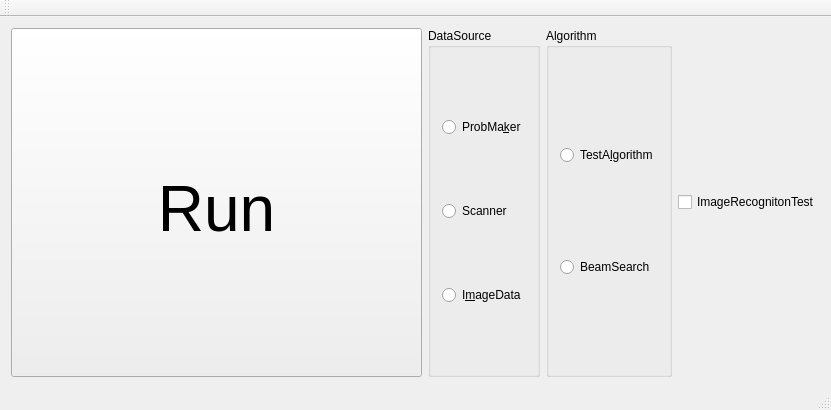
Old version of the form Kunugida/kunugida.ui in the repository tnct-spc/procon2017-comp.
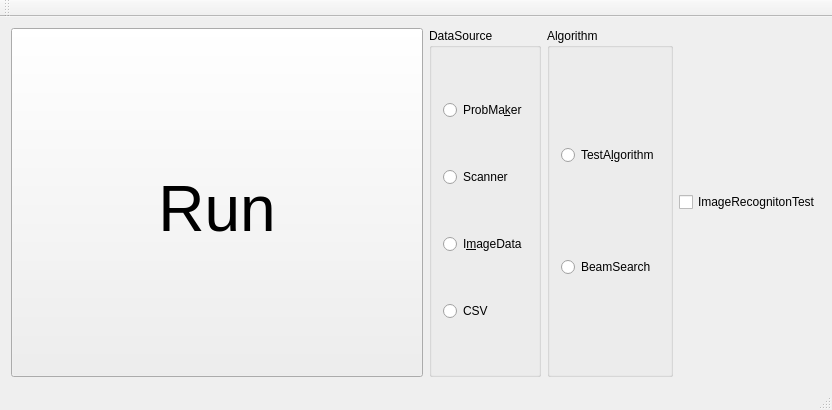
New version of the form.

Commit message: [add]CSVを選択するradiobuttonを配置

Patch:
```diff
--- a/Kunugida/kunugida.ui
+++ b/Kunugida/kunugida.ui
@@ -6,7 +6,7 @@
    <rect>
     <x>0</x>
     <y>0</y>
-    <width>831</width>
+    <width>832</width>
     <height>410</height>
    </rect>
   </property>
@@ -68,6 +68,13 @@
            </property>
           </widget>
          </item>
+         <item>
+          <widget class="QRadioButton" name="csv_button">
+           <property name="text">
+            <string>CSV</string>
+           </property>
+          </widget>
+         </item>
         </layout>
        </widget>
       </item>
```
Left out of the diff: 4 changed lines with no effect on the pictures.
